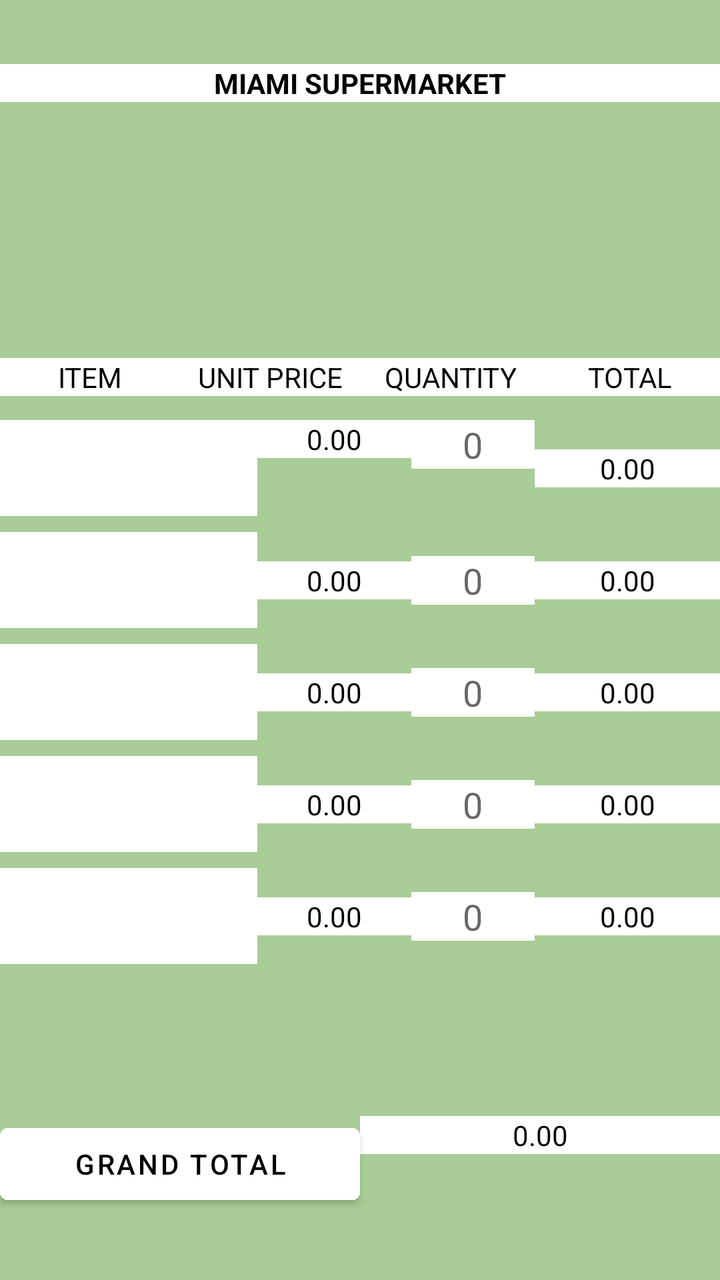
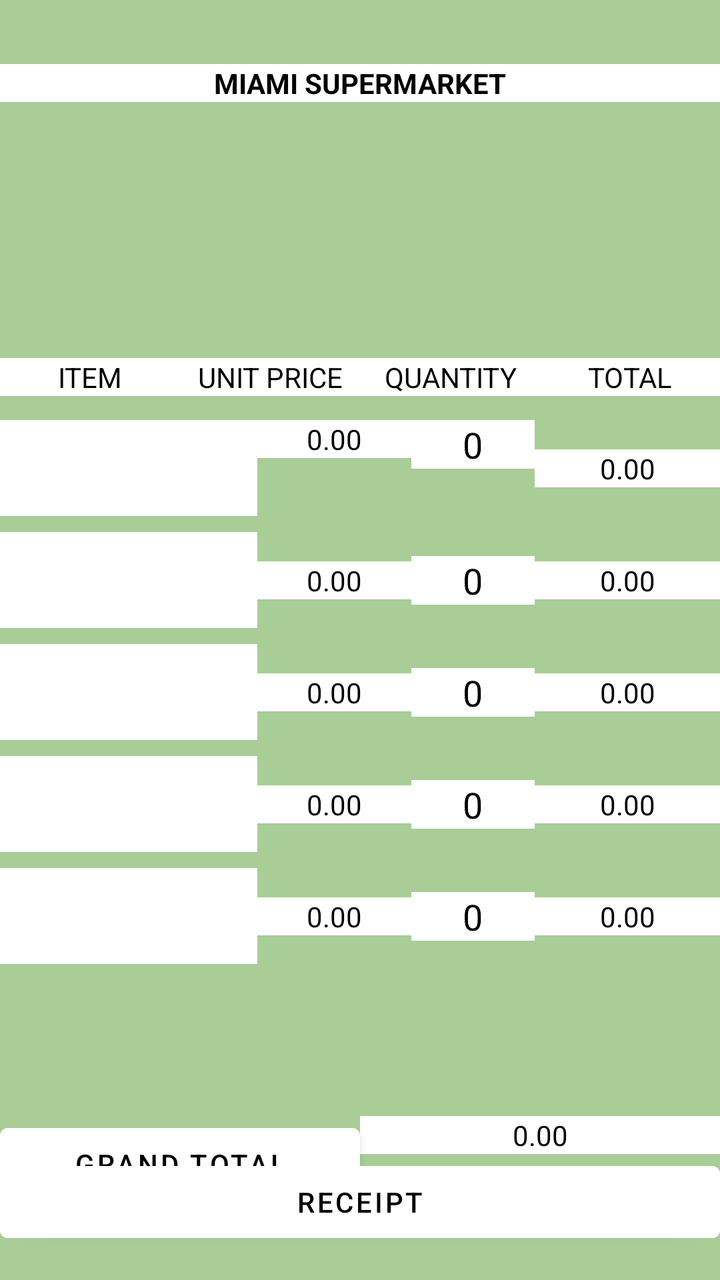

Screens rendered from an Android XML layout before and after an edit, with the pre-edit source and the edit as a unified diff.
<!-- AndroidManifest.xml: application theme Theme.PayPoint -->
<!-- res/layout/activity_main.xml -->
<?xml version="1.0" encoding="utf-8"?>
<androidx.constraintlayout.widget.ConstraintLayout xmlns:android="http://schemas.android.com/apk/res/android"
    xmlns:app="http://schemas.android.com/apk/res-auto"
    xmlns:tools="http://schemas.android.com/tools"
    android:id="@+id/main"
    android:layout_width="match_parent"
    android:layout_height="match_parent"
    android:background="@color/green_tint"
    tools:context=".MainActivity">


    <TextView
        android:id="@+id/textView"
        android:layout_width="0dp"
        android:layout_height="wrap_content"
        android:layout_marginTop="32dp"
        android:text="MIAMI SUPERMARKET"
        android:background="@android:color/white"
        android:textColor="@color/black"
        android:textStyle="bold"
        android:gravity="center"
        app:layout_constraintLeft_toLeftOf="parent"
        app:layout_constraintRight_toRightOf="parent"
        app:layout_constraintTop_toTopOf="parent" />

    <TextView
        android:id="@+id/textView2"
        android:layout_width="0dp"
        android:layout_height="wrap_content"
        android:layout_marginTop="128dp"
        android:text="ITEM"
        android:background="@android:color/white"
        android:textColor="@color/black"
        android:gravity="center"
        app:layout_constraintLeft_toLeftOf="parent"
        app:layout_constraintRight_toLeftOf="@id/textView3"
        app:layout_constraintTop_toBottomOf="@id/textView" />

    <TextView
        android:id="@+id/textView3"
        android:layout_width="0dp"
        android:layout_height="wrap_content"
        android:layout_marginTop="128dp"
        android:text="UNIT PRICE"
        android:background="@android:color/white"
        android:textColor="@color/black"
        android:gravity="center"
        app:layout_constraintLeft_toRightOf="@id/textView2"
        app:layout_constraintRight_toLeftOf="@id/textView4"
        app:layout_constraintTop_toBottomOf="@id/textView" />

    <TextView
        android:id="@+id/textView4"
        android:layout_width="0dp"
        android:layout_height="wrap_content"
        android:layout_marginTop="128dp"
        android:text="QUANTITY"
        android:background="@android:color/white"
        android:textColor="@color/black"
        android:gravity="center"
        app:layout_constraintLeft_toRightOf="@id/textView3"
        app:layout_constraintRight_toLeftOf="@id/textView5"
        app:layout_constraintTop_toBottomOf="@id/textView" />

    <TextView
        android:id="@+id/textView5"
        android:layout_width="0dp"
        android:layout_height="wrap_content"
        android:layout_marginTop="128dp"
        android:text="TOTAL"
        android:background="@android:color/white"
        android:textColor="@color/black"
        android:gravity="center"
        app:layout_constraintLeft_toRightOf="@id/textView4"
        app:layout_constraintRight_toRightOf="parent"
        app:layout_constraintTop_toBottomOf="@id/textView" />

    
    <Spinner
        android:id="@+id/spinner1"
        android:layout_width="0dp"
        android:layout_height="48dp"
        android:layout_marginTop="12dp"
        android:background="@android:color/white"
        app:layout_constraintHorizontal_weight="2.5"
        app:layout_constraintLeft_toLeftOf="parent"
        app:layout_constraintRight_toLeftOf="@id/tvUnitPrice1"
        app:layout_constraintTop_toBottomOf="@id/textView2" />

    <TextView
        android:id="@+id/tvUnitPrice1"
        android:layout_width="0dp"
        android:layout_height="wrap_content"
        android:background="@android:color/white"
        android:gravity="center"
        android:text="0.00"
        android:textColor="@color/black"
        app:layout_constraintHorizontal_weight="1.5"
        app:layout_constraintLeft_toRightOf="@id/spinner1"
        app:layout_constraintRight_toLeftOf="@id/etQty1"
        app:layout_constraintTop_toTopOf="@id/spinner1" />

    <EditText
        android:id="@+id/etQty1"
        android:layout_width="0dp"
        android:layout_height="wrap_content"
        android:gravity="center"
        android:hint="0"
        android:inputType="number"
        android:background="@android:color/white"
        app:layout_constraintHorizontal_weight="1.2"
        app:layout_constraintLeft_toRightOf="@id/tvUnitPrice1"
        app:layout_constraintRight_toLeftOf="@id/tvTotal1"
        app:layout_constraintTop_toTopOf="@id/spinner1" />

    <TextView
        android:id="@+id/tvTotal1"
        android:layout_width="0dp"
        android:layout_height="wrap_content"
        android:background="@android:color/white"
        android:gravity="center"
        android:text="0.00"
        android:textColor="@color/black"
        app:layout_constraintBottom_toBottomOf="@id/spinner1"
        app:layout_constraintHorizontal_weight="1.8"
        app:layout_constraintLeft_toRightOf="@id/etQty1"
        app:layout_constraintRight_toRightOf="parent"
        app:layout_constraintTop_toTopOf="@id/spinner1" />

    
    <Spinner
        android:id="@+id/spinner2"
        android:layout_width="0dp"
        android:layout_height="48dp"
        android:layout_marginTop="8dp"
        android:background="@android:color/white"
        app:layout_constraintHorizontal_weight="2.5"
        app:layout_constraintLeft_toLeftOf="parent"
        app:layout_constraintRight_toLeftOf="@id/tvUnitPrice2"
        app:layout_constraintTop_toBottomOf="@id/spinner1" />

    <TextView
        android:id="@+id/tvUnitPrice2"
        android:layout_width="0dp"
        android:layout_height="wrap_content"
        android:background="@android:color/white"
        android:gravity="center"
        android:text="0.00"
        android:textColor="@color/black"
        app:layout_constraintBottom_toBottomOf="@id/spinner2"
        app:layout_constraintHorizontal_weight="1.5"
        app:layout_constraintLeft_toRightOf="@id/spinner2"
        app:layout_constraintRight_toLeftOf="@id/etQty2"
        app:layout_constraintTop_toTopOf="@id/spinner2" />

    <EditText
        android:id="@+id/etQty2"
        android:layout_width="0dp"
        android:layout_height="wrap_content"
        android:gravity="center"
        android:hint="0"
        android:inputType="number"
        android:background="@android:color/white"
        app:layout_constraintBottom_toBottomOf="@id/spinner2"
        app:layout_constraintHorizontal_weight="1.2"
        app:layout_constraintLeft_toRightOf="@id/tvUnitPrice2"
        app:layout_constraintRight_toLeftOf="@id/tvTotal2"
        app:layout_constraintTop_toTopOf="@id/spinner2" />

    <TextView
        android:id="@+id/tvTotal2"
        android:layout_width="0dp"
        android:layout_height="wrap_content"
        android:background="@android:color/white"
        android:gravity="center"
        android:text="0.00"
        android:textColor="@color/black"
        app:layout_constraintBottom_toBottomOf="@id/spinner2"
        app:layout_constraintHorizontal_weight="1.8"
        app:layout_constraintLeft_toRightOf="@id/etQty2"
        app:layout_constraintRight_toRightOf="parent"
        app:layout_constraintTop_toTopOf="@id/spinner2" />

    
    <Spinner
        android:id="@+id/spinner3"
        android:layout_width="0dp"
        android:layout_height="48dp"
        android:layout_marginTop="8dp"
        android:background="@android:color/white"
        app:layout_constraintHorizontal_weight="2.5"
        app:layout_constraintLeft_toLeftOf="parent"
        app:layout_constraintRight_toLeftOf="@id/tvUnitPrice3"
        app:layout_constraintTop_toBottomOf="@id/spinner2" />

    <TextView
        android:id="@+id/tvUnitPrice3"
        android:layout_width="0dp"
        android:layout_height="wrap_content"
        android:background="@android:color/white"
        android:gravity="center"
        android:text="0.00"
        android:textColor="@color/black"
        app:layout_constraintBottom_toBottomOf="@id/spinner3"
        app:layout_constraintHorizontal_weight="1.5"
        app:layout_constraintLeft_toRightOf="@id/spinner3"
        app:layout_constraintRight_toLeftOf="@id/etQty3"
        app:layout_constraintTop_toTopOf="@id/spinner3" />

    <EditText
        android:id="@+id/etQty3"
        android:layout_width="0dp"
        android:layout_height="wrap_content"
        android:gravity="center"
        android:hint="0"
        android:inputType="number"
        android:background="@android:color/white"
        app:layout_constraintBottom_toBottomOf="@id/spinner3"
        app:layout_constraintHorizontal_weight="1.2"
        app:layout_constraintLeft_toRightOf="@id/tvUnitPrice3"
        app:layout_constraintRight_toLeftOf="@id/tvTotal3"
        app:layout_constraintTop_toTopOf="@id/spinner3" />

    <TextView
        android:id="@+id/tvTotal3"
        android:layout_width="0dp"
        android:layout_height="wrap_content"
        android:background="@android:color/white"
        android:gravity="center"
        android:text="0.00"
        android:textColor="@color/black"
        app:layout_constraintBottom_toBottomOf="@id/spinner3"
        app:layout_constraintHorizontal_weight="1.8"
        app:layout_constraintLeft_toRightOf="@id/etQty3"
        app:layout_constraintRight_toRightOf="parent"
        app:layout_constraintTop_toTopOf="@id/spinner3" />

    
    <Spinner
        android:id="@+id/spinner4"
        android:layout_width="0dp"
        android:layout_height="48dp"
        android:layout_marginTop="8dp"
        android:background="@android:color/white"
        app:layout_constraintHorizontal_weight="2.5"
        app:layout_constraintLeft_toLeftOf="parent"
        app:layout_constraintRight_toLeftOf="@id/tvUnitPrice4"
        app:layout_constraintTop_toBottomOf="@id/spinner3" />

    <TextView
        android:id="@+id/tvUnitPrice4"
        android:layout_width="0dp"
        android:layout_height="wrap_content"
        android:background="@android:color/white"
        android:gravity="center"
        android:text="0.00"
        android:textColor="@color/black"
        app:layout_constraintBottom_toBottomOf="@id/spinner4"
        app:layout_constraintHorizontal_weight="1.5"
        app:layout_constraintLeft_toRightOf="@id/spinner4"
        app:layout_constraintRight_toLeftOf="@id/etQty4"
        app:layout_constraintTop_toTopOf="@id/spinner4" />

    <EditText
        android:id="@+id/etQty4"
        android:layout_width="0dp"
        android:layout_height="wrap_content"
        android:gravity="center"
        android:hint="0"
        android:inputType="number"
        android:background="@android:color/white"
        app:layout_constraintBottom_toBottomOf="@id/spinner4"
        app:layout_constraintHorizontal_weight="1.2"
        app:layout_constraintLeft_toRightOf="@id/tvUnitPrice4"
        app:layout_constraintRight_toLeftOf="@id/tvTotal4"
        app:layout_constraintTop_toTopOf="@id/spinner4" />

    <TextView
        android:id="@+id/tvTotal4"
        android:layout_width="0dp"
        android:layout_height="wrap_content"
        android:background="@android:color/white"
        android:gravity="center"
        android:text="0.00"
        android:textColor="@color/black"
        app:layout_constraintBottom_toBottomOf="@id/spinner4"
        app:layout_constraintHorizontal_weight="1.8"
        app:layout_constraintLeft_toRightOf="@id/etQty4"
        app:layout_constraintRight_toRightOf="parent"
        app:layout_constraintTop_toTopOf="@id/spinner4" />

    
    <Spinner
        android:id="@+id/spinner5"
        android:layout_width="0dp"
        android:layout_height="48dp"
        android:layout_marginTop="8dp"
        android:background="@android:color/white"
        app:layout_constraintHorizontal_weight="2.5"
        app:layout_constraintLeft_toLeftOf="parent"
        app:layout_constraintRight_toLeftOf="@id/tvUnitPrice5"
        app:layout_constraintTop_toBottomOf="@id/spinner4" />

    <TextView
        android:id="@+id/tvUnitPrice5"
        android:layout_width="0dp"
        android:layout_height="wrap_content"
        android:background="@android:color/white"
        android:gravity="center"
        android:text="0.00"
        android:textColor="@color/black"
        app:layout_constraintBottom_toBottomOf="@id/spinner5"
        app:layout_constraintHorizontal_weight="1.5"
        app:layout_constraintLeft_toRightOf="@id/spinner5"
        app:layout_constraintRight_toLeftOf="@id/etQty5"
        app:layout_constraintTop_toTopOf="@id/spinner5" />

    <EditText
        android:id="@+id/etQty5"
        android:layout_width="0dp"
        android:layout_height="wrap_content"
        android:gravity="center"
        android:hint="0"
        android:background="@android:color/white"
        android:inputType="number"
        app:layout_constraintBottom_toBottomOf="@id/spinner5"
        app:layout_constraintHorizontal_weight="1.2"
        app:layout_constraintLeft_toRightOf="@id/tvUnitPrice5"
        app:layout_constraintRight_toLeftOf="@id/tvTotal5"
        app:layout_constraintTop_toTopOf="@id/spinner5" />

    <TextView
        android:id="@+id/tvTotal5"
        android:layout_width="0dp"
        android:layout_height="wrap_content"
        android:background="@android:color/white"
        android:gravity="center"
        android:text="0.00"
        android:textColor="@color/black"
        app:layout_constraintBottom_toBottomOf="@id/spinner5"
        app:layout_constraintHorizontal_weight="1.8"
        app:layout_constraintLeft_toRightOf="@id/etQty5"
        app:layout_constraintRight_toRightOf="parent"
        app:layout_constraintTop_toTopOf="@id/spinner5" />

    <Button
        android:id="@+id/button"
        android:layout_width="0dp"
        android:layout_height="wrap_content"
        android:layout_marginTop="360dp"
        android:text="GRAND TOTAL"
        android:backgroundTint="@color/white"
        android:textColor="@color/black"
        app:layout_constraintLeft_toLeftOf="parent"
        app:layout_constraintRight_toLeftOf="@id/textView6"
        app:layout_constraintTop_toBottomOf="@id/textView2" />

    <TextView
        android:id="@+id/textView6"
        android:layout_width="0dp"
        android:layout_height="wrap_content"
        android:layout_marginTop="360dp"
        android:background="@android:color/white"
        android:textColor="@color/black"
        android:gravity="center"
        android:text="0.00"
        app:layout_constraintLeft_toRightOf="@id/button"
        app:layout_constraintRight_toRightOf="parent"
        app:layout_constraintTop_toBottomOf="@id/textView3" />
</androidx.constraintlayout.widget.ConstraintLayout>
<!-- resources referenced by this layout -->
<resources>
  <color name="black">#FF000000</color>
  <color name="green_tint">#A8CD96</color>
  <color name="white">#FFFFFFFF</color>
  <style name="Theme.PayPoint" parent="Theme.MaterialComponents.DayNight.DarkActionBar">
          
          <item name="colorPrimary">@color/purple_500</item>
          <item name="colorPrimaryVariant">@color/purple_700</item>
          <item name="colorOnPrimary">@color/white</item>
          
          <item name="colorSecondary">@color/teal_200</item>
          <item name="colorSecondaryVariant">@color/teal_700</item>
          <item name="colorOnSecondary">@color/black</item>
          
          <item name="android:statusBarColor">?attr/colorPrimaryVariant</item>
          
      </style>
  <color name="purple_500">#FF6200EE</color>
  <color name="purple_700">#FF3700B3</color>
  <color name="teal_200">#FF03DAC5</color>
  <color name="teal_700">#FF018786</color>
</resources>

<!-- the commit's change to res/layout/activity_main.xml (unified diff, before → after) -->
@@ -105,9 +105,10 @@
         android:layout_width="0dp"
         android:layout_height="wrap_content"
         android:gravity="center"
-        android:hint="0"
-        android:inputType="number"
-        android:background="@android:color/white"
+        android:text="0"
+        android:inputType="number"
+        android:background="@android:color/white"
+        android:textColor="@color/black"
         app:layout_constraintHorizontal_weight="1.2"
         app:layout_constraintLeft_toRightOf="@id/tvUnitPrice1"
         app:layout_constraintRight_toLeftOf="@id/tvTotal1"
@@ -158,9 +159,10 @@
         android:layout_width="0dp"
         android:layout_height="wrap_content"
         android:gravity="center"
-        android:hint="0"
-        android:inputType="number"
-        android:background="@android:color/white"
+        android:text="0"
+        android:inputType="number"
+        android:background="@android:color/white"
+        android:textColor="@color/black"
         app:layout_constraintBottom_toBottomOf="@id/spinner2"
         app:layout_constraintHorizontal_weight="1.2"
         app:layout_constraintLeft_toRightOf="@id/tvUnitPrice2"
@@ -212,9 +214,10 @@
         android:layout_width="0dp"
         android:layout_height="wrap_content"
         android:gravity="center"
-        android:hint="0"
-        android:inputType="number"
-        android:background="@android:color/white"
+        android:text="0"
+        android:inputType="number"
+        android:background="@android:color/white"
+        android:textColor="@color/black"
         app:layout_constraintBottom_toBottomOf="@id/spinner3"
         app:layout_constraintHorizontal_weight="1.2"
         app:layout_constraintLeft_toRightOf="@id/tvUnitPrice3"
@@ -266,9 +269,10 @@
         android:layout_width="0dp"
         android:layout_height="wrap_content"
         android:gravity="center"
-        android:hint="0"
-        android:inputType="number"
-        android:background="@android:color/white"
+        android:text="0"
+        android:inputType="number"
+        android:background="@android:color/white"
+        android:textColor="@color/black"
         app:layout_constraintBottom_toBottomOf="@id/spinner4"
         app:layout_constraintHorizontal_weight="1.2"
         app:layout_constraintLeft_toRightOf="@id/tvUnitPrice4"
@@ -320,8 +324,9 @@
         android:layout_width="0dp"
         android:layout_height="wrap_content"
         android:gravity="center"
-        android:hint="0"
-        android:background="@android:color/white"
+        android:text="0"
+        android:background="@android:color/white"
+        android:textColor="@color/black"
         android:inputType="number"
         app:layout_constraintBottom_toBottomOf="@id/spinner5"
         app:layout_constraintHorizontal_weight="1.2"
@@ -367,4 +372,17 @@
         app:layout_constraintLeft_toRightOf="@id/button"
         app:layout_constraintRight_toRightOf="parent"
         app:layout_constraintTop_toBottomOf="@id/textView3" />
+
+    <Button
+        android:id="@+id/button2"
+        android:layout_width="0dp"
+        android:layout_height="wrap_content"
+        android:text="Receipt"
+        android:backgroundTint="@color/white"
+        android:textColor="@color/black"
+        app:layout_constraintLeft_toLeftOf="parent"
+        app:layout_constraintRight_toRightOf="parent"
+        app:layout_constraintTop_toBottomOf="@id/textView6"
+        />
+
 </androidx.constraintlayout.widget.ConstraintLayout>
